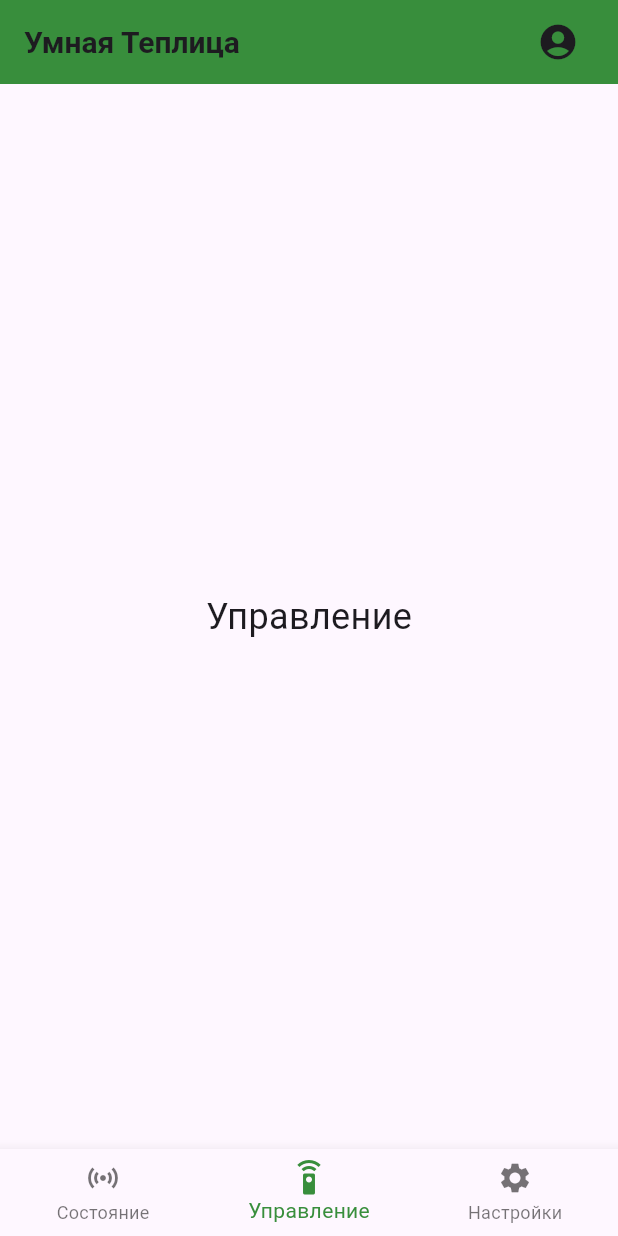
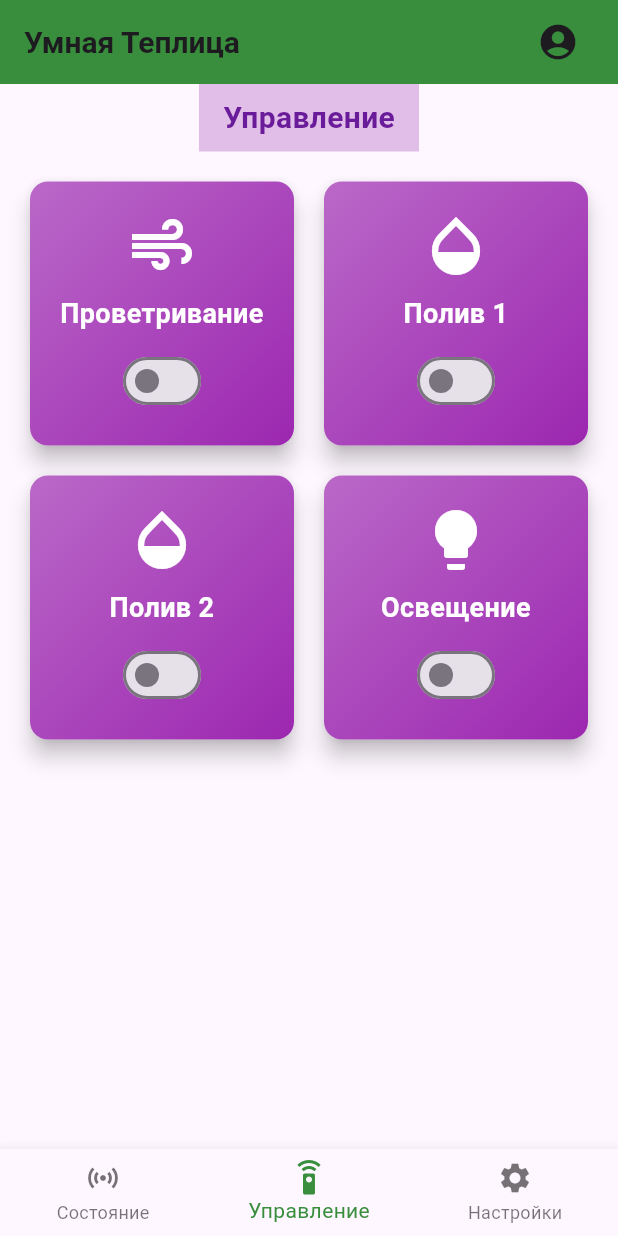
Before and after one commit to knowmaker/namer_app, a Flutter app: the screen it shows after launch, item 2 of the bottom bar chosen, on a phone screen of 412 x 824 dp. Run offline on Flutter 3.47's test engine with Material 3 defaults, Android fonts, the phone set to English and light mode, and no system bars; network calls fail.

Commit message:
added control screen logic

```diff
--- a/lib/main.dart
+++ b/lib/main.dart
@@ -34,6 +34,12 @@ class SensorScreenState extends State<SensorScreen> {
     'light': 0,
     'level': 0,
   };
+  Map<String, bool> controlState = {
+  'ventilation': false,
+  'watering1': false,
+  'watering2': false,
+  'lighting': false,
+};
 
   int _selectedIndex = 0;
 
@@ -68,10 +74,49 @@ class SensorScreenState extends State<SensorScreen> {
     }
   }
 
+  Future<void> fetchControlState() async {
+    final url = Uri.parse('http://alexandergh2023.tplinkdns.com/api/st/get');
+    try {
+      final response = await http.get(url);
+      if (response.statusCode == 200) {
+        final data = jsonDecode(response.body);
+        setState(() {
+          controlState = {
+            'ventilation': data['ventilation'] == 1,
+            'watering1': data['watering1'] == 1,
+            'watering2': data['watering2'] == 1,
+            'lighting': data['lighting'] == 1,
+          };
+        });
+      } else {
+        print('Failed to load control state: ${response.statusCode}');
+      }
+    } catch (e) {
+      print('Error fetching control state: $e');
+    }
+  }
+
+  Future<void> updateControlState(String controlName, bool state) async {
+    final url = Uri.parse('http://alexandergh2023.tplinkdns.com/api/c/$controlName/${state ? '1' : '0'}');
+    try {
+      final response = await http.get(url);
+      if (response.statusCode == 200) {
+        print('$controlName updated to ${state ? 'ON' : 'OFF'}');
+      } else {
+        print('Failed to update $controlName: ${response.statusCode}');
+      }
+    } catch (e) {
+      print('Error updating control state for $controlName: $e');
+    }
+  }
+
   void _onItemTapped(int index) {
     setState(() {
       _selectedIndex = index;
     });
+    if (index == 1) {
+      fetchControlState();
+    }
   }
 
   @override
@@ -100,7 +145,7 @@ class SensorScreenState extends State<SensorScreen> {
         index: _selectedIndex,
         children: [
           buildSensorStateScreen(),
-          Center(child: Text("Управление", style: TextStyle(fontSize: 24))),
+          buildControlScreen(),
           Center(child: Text("Настройки", style: TextStyle(fontSize: 24))),
         ],
       ),
@@ -214,4 +259,83 @@ class SensorScreenState extends State<SensorScreen> {
       ),
     );
   }
+Widget buildControlScreen() {
+  return Column(
+    children: [
+      Container(
+        padding: EdgeInsets.symmetric(horizontal: 16, vertical: 8),
+        color: Colors.purple[100],
+        child: Text(
+          'Управление',
+          style: TextStyle(
+            fontSize: 20,
+            fontWeight: FontWeight.bold,
+            color: Colors.purple[800],
+          ),
+        ),
+      ),
+      Expanded(
+        child: GridView.count(
+          crossAxisCount: 2,
+          crossAxisSpacing: 12,
+          mainAxisSpacing: 12,
+          padding: EdgeInsets.all(16.0),
+          children: [
+            buildControlCard('Проветривание', 'ventilation', Icons.air),
+            buildControlCard('Полив 1', 'watering1', Icons.opacity),
+            buildControlCard('Полив 2', 'watering2', Icons.opacity_outlined),
+            buildControlCard('Освещение', 'lighting', Icons.lightbulb),
+          ],
+        ),
+      ),
+    ],
+  );
 }
+
+Widget buildControlCard(String title, String controlName, IconData icon) {
+  return Card(
+    elevation: 6,
+    shape: RoundedRectangleBorder(
+      borderRadius: BorderRadius.circular(12),
+    ),
+    child: Container(
+      decoration: BoxDecoration(
+        gradient: LinearGradient(
+          colors: [Colors.purple[300]!, Colors.purple[500]!],
+          begin: Alignment.topLeft,
+          end: Alignment.bottomRight,
+        ),
+        borderRadius: BorderRadius.circular(12),
+      ),
+      child: Column(
+        mainAxisAlignment: MainAxisAlignment.center,
+        children: [
+          Icon(icon, size: 48, color: Colors.white),
+          SizedBox(height: 8),
+          Text(
+            title,
+            style: TextStyle(
+              fontSize: 18,
+              fontWeight: FontWeight.w600,
+              color: Colors.white,
+            ),
+            textAlign: TextAlign.center,
+          ),
+          SizedBox(height: 8),
+          Switch(
+            value: controlState[controlName] ?? false,
+            onChanged: (bool value) {
+              setState(() {
+                controlState[controlName] = value;
+              });
+              updateControlState(controlName, value);
+            },
+          ),
+        ],
+      ),
+    ),
+  );
+}
+
+
+}
```
